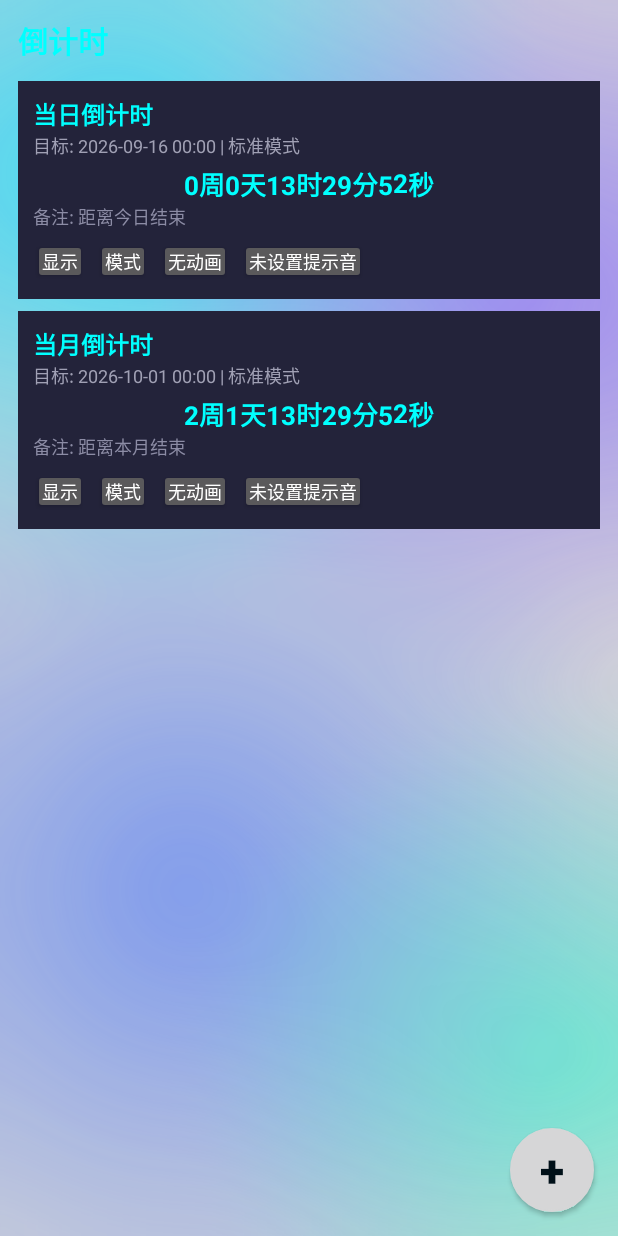
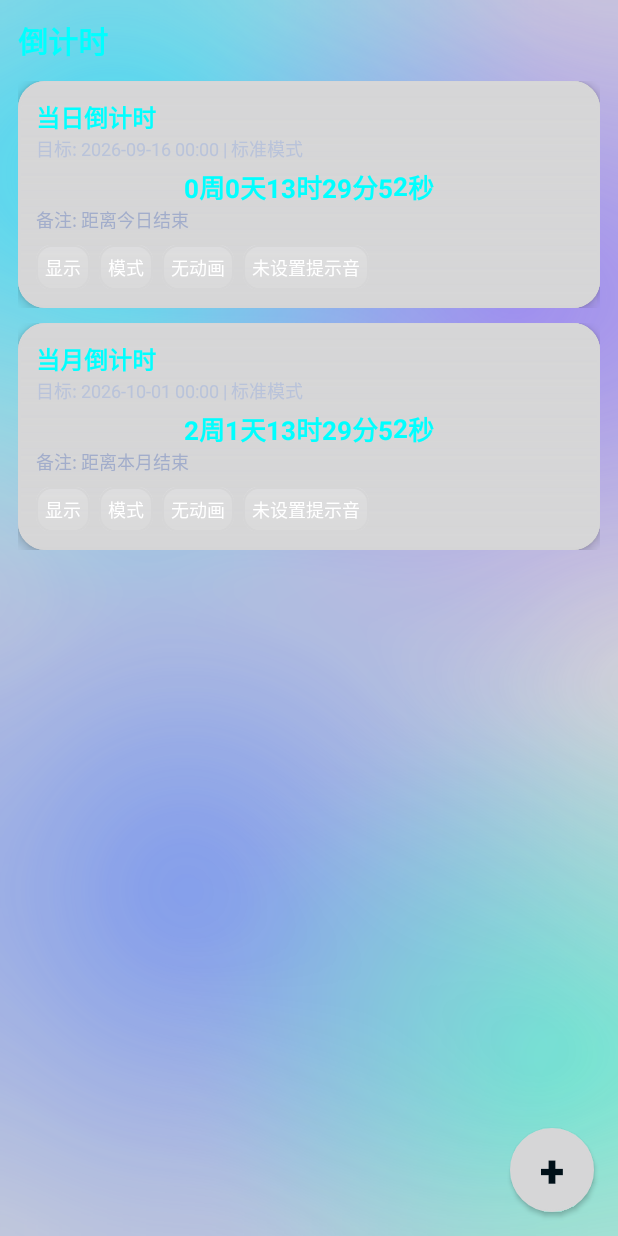
Before and after one commit to baigao110/countdown-android, an Android app: the screen it shows after launch (MainActivity), on a phone screen of 412 x 824 dp. Run offline under Robolectric (Android 15) with nearby library versions, the light colour scheme and no system bars; pictures from the network do not load.

Commit message:
同步安卓版源码：app/src/main/res/layout/item_countdown.xml

```diff
--- a/app/src/main/res/layout/item_countdown.xml
+++ b/app/src/main/res/layout/item_countdown.xml
@@ -1,9 +1,10 @@
 <?xml version="1.0" encoding="utf-8"?>
+<!-- 列表条目：底层操作区 + 前景玻璃卡片（液态玻璃风格）。 -->
 <FrameLayout xmlns:android="http://schemas.android.com/apk/res/android"
     android:layout_width="match_parent"
     android:layout_height="wrap_content"
     android:clipChildren="false"
-    android:layout_marginBottom="8dp"
+    android:layout_marginBottom="10dp"
     android:background="@android:color/transparent">
 
     <!-- 底层：操作按钮（右对齐，仅露出编辑/提示音/删除），前景向左滑动后显示 -->
@@ -14,7 +15,7 @@
         android:layout_gravity="end|center_vertical"
         android:orientation="horizontal"
         android:gravity="center_vertical"
-        android:background="#2A2A44"
+        android:background="@drawable/glass_card"
         android:paddingStart="14dp"
         android:paddingEnd="10dp">
 
@@ -26,6 +27,7 @@
             android:textSize="12sp"
             android:minWidth="0dp"
             android:minHeight="0dp"
+            android:background="@drawable/glass_chip"
             android:padding="6dp" />
 
         <Button
@@ -36,6 +38,7 @@
             android:textSize="12sp"
             android:minWidth="0dp"
             android:minHeight="0dp"
+            android:background="@drawable/glass_chip"
             android:padding="6dp"
             android:layout_marginStart="6dp" />
 
@@ -47,6 +50,7 @@
             android:textSize="12sp"
             android:minWidth="0dp"
             android:minHeight="0dp"
+            android:background="@drawable/glass_chip"
             android:padding="6dp"
             android:layout_marginStart="6dp" />
     </LinearLayout>
@@ -57,9 +61,10 @@
         android:layout_width="match_parent"
         android:layout_height="wrap_content"
         android:orientation="vertical"
-        android:background="#23233A"
+        android:background="@drawable/glass_card"
+        android:elevation="4dp"
         android:clipChildren="false"
-        android:padding="10dp">
+        android:padding="12dp">
 
         <TextView
             android:id="@+id/itemTitle"
@@ -73,7 +78,7 @@
             android:layout_width="match_parent"
             android:layout_height="wrap_content"
             android:textSize="12sp"
-            android:textColor="#A0A0B4" />
+            android:textColor="#B9C3DA" />
 
         <!-- 实时倒计时：拆成「前缀 / 最后一位数字 / 后缀」三段，
              跳秒动画只作用在中间那一位数字上（颜色与标题一致，风格同悬浮窗） -->
@@ -125,13 +130,13 @@
             android:layout_width="match_parent"
             android:layout_height="wrap_content"
             android:textSize="12sp"
-            android:textColor="#8C8CA5" />
+            android:textColor="#A2ADCB" />
 
         <LinearLayout
             android:layout_width="match_parent"
             android:layout_height="wrap_content"
             android:orientation="horizontal"
-            android:layout_marginTop="6dp">
+            android:layout_marginTop="8dp">
 
             <Button
                 android:id="@+id/itemShow"
@@ -141,6 +146,7 @@
                 android:textSize="12sp"
                 android:minWidth="0dp"
                 android:minHeight="0dp"
+                android:background="@drawable/glass_chip"
                 android:padding="6dp" />
 
             <Button
@@ -151,6 +157,7 @@
                 android:textSize="12sp"
                 android:minWidth="0dp"
                 android:minHeight="0dp"
+                android:background="@drawable/glass_chip"
                 android:padding="6dp"
                 android:layout_marginStart="6dp" />
 
@@ -163,6 +170,7 @@
                 android:textSize="12sp"
                 android:minWidth="0dp"
                 android:minHeight="0dp"
+                android:background="@drawable/glass_chip"
                 android:padding="6dp"
                 android:layout_marginStart="6dp" />
 
@@ -179,6 +187,7 @@
                 android:maxWidth="130dp"
                 android:singleLine="true"
                 android:ellipsize="end"
+                android:background="@drawable/glass_chip"
                 android:padding="6dp"
                 android:layout_marginStart="6dp" />
         </LinearLayout>
```
